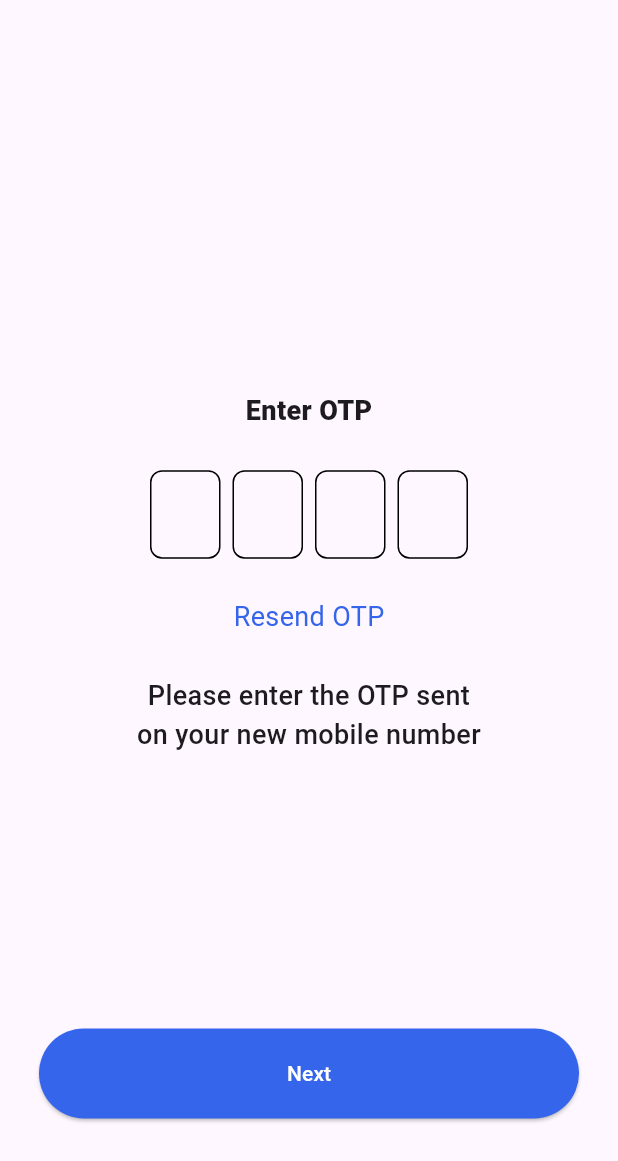
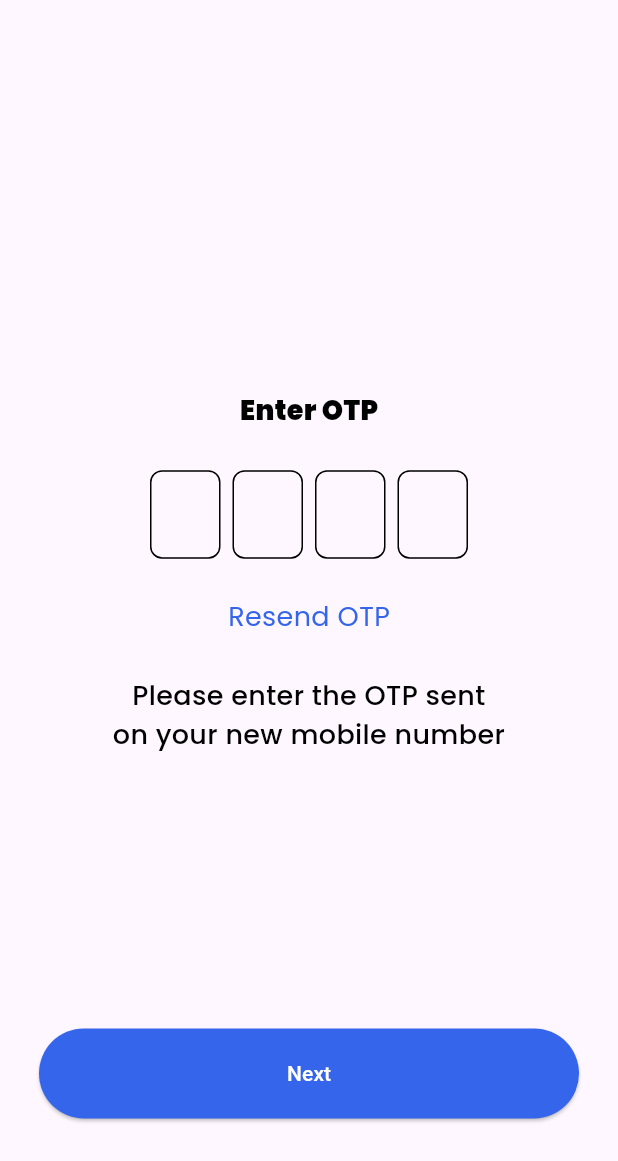
Before and after one commit to suneelasiddiqui12/Flutter-Stacked-Implementation, a Flutter app: the screen it shows after launch, on a phone screen of 412 x 824 dp. Shown: the top 1161 px of the screen. Run offline on Flutter 3.47's test engine with Material 3 defaults, Android fonts, the light colour scheme and no system bars; drawn by our look-alikes of pinput; our stand-ins replace dio, flutter_screenutil, flutter_svg, google_fonts, image_picker, stacked and 2 more.

Commit message:
ui fxings on otp screen

```diff
--- a/lib/constant/font_styles_constant.dart
+++ b/lib/constant/font_styles_constant.dart
@@ -128,7 +128,7 @@ class FontStylesConstant {
         color: color,
         fontWeight: fontWeight,
         fontStyle: fontStyle,
-        fontSize: 18.fontSize,
+        fontSize: 18.0,
         decoration: decoration,
       );
 
@@ -138,7 +138,7 @@ class FontStylesConstant {
     FontStyle fontStyle = FontStyle.normal,
     TextDecoration decoration = TextDecoration.none,
   }) =>
-      GoogleFonts.inter(
+      GoogleFonts.poppins(
         color: color,
         fontWeight: fontWeight,
         fontStyle: fontStyle,
--- a/lib/ui/views/otp/otp_view.dart
+++ b/lib/ui/views/otp/otp_view.dart
@@ -4,6 +4,7 @@ import 'package:flutter_stacked_implementation/constant/app_colors.dart';
 import 'package:flutter_stacked_implementation/constant/font_styles_constant.dart';
 import 'package:flutter_stacked_implementation/services/local/navigation_services.dart';
 import 'package:flutter_stacked_implementation/widgets/button_component.dart';
+import 'package:flutter_stacked_implementation/widgets/text_component.dart';
 import 'package:pinput/pinput.dart';
 import 'package:flutter_stacked_implementation/constant/app_strings.dart';
 
@@ -40,9 +41,9 @@ class OtpView extends StatelessWidget {
           crossAxisAlignment: CrossAxisAlignment.center,
           children: [
             const Spacer(flex: 10),
-            const Text(
+            TextComponent(
               AppStrings.entrOtp,
-              style: TextStyle(fontSize: 18, fontWeight: FontWeight.w900),
+              style: FontStylesConstant.font18(fontWeight: FontWeight.w900),
             ),
             const Spacer(flex: 1),
             Pinput(
@@ -54,21 +55,16 @@ class OtpView extends StatelessWidget {
               },
               pinputAutovalidateMode: PinputAutovalidateMode.disabled,
               showCursor: true,
-              onCompleted: (pin) => print(pin),
+              onCompleted: (pin) => {print(pin)},
             ),
             const Spacer(),
-            const Text(
-              AppStrings.resendOtp,
-              style: TextStyle(
-                  fontSize: 18,
-                  fontWeight: FontWeight.normal,
-                  color: AppColors.royalBlue),
-            ),
+            TextComponent(AppStrings.resendOtp,
+                style: FontStylesConstant.font18(color: AppColors.royalBlue)),
             const Spacer(),
-            const Text(
+            TextComponent(
               AppStrings.otpInstruction,
               textAlign: TextAlign.center,
-              style: TextStyle(fontSize: 18, fontWeight: FontWeight.w500),
+              style: FontStylesConstant.font18(fontWeight: FontWeight.w500),
             ),
             const Spacer(flex: 7),
             Row(children: [
```
